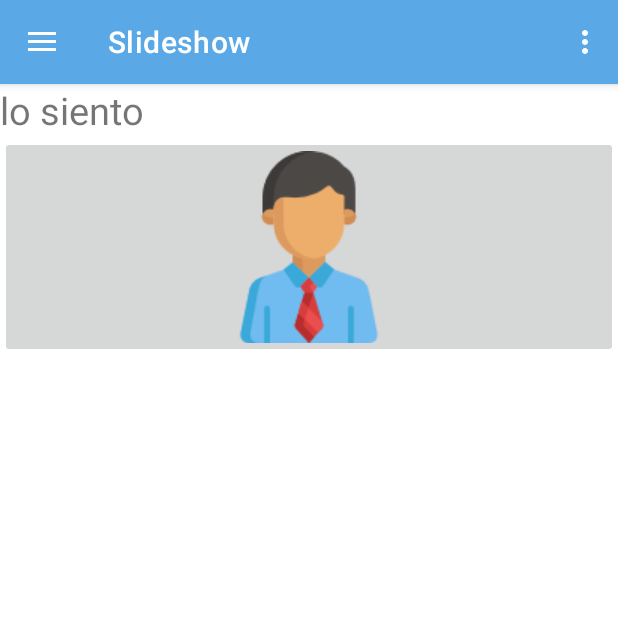
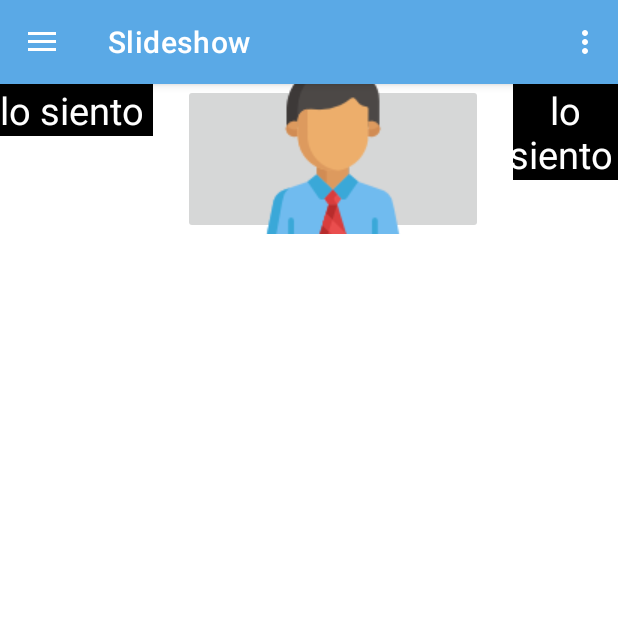
Before and after one commit to Abdiel-RB/Administradordereportes, an Android app built with Jetpack Compose: the screen it shows after launch (MainActivity), in the side drawer, after a tap on "Slideshow", on a phone screen of 412 x 824 dp, the top half of it. Run offline under Robolectric (Android 15) with nearby library versions, the phone set to English and light mode, and no system bars; our stand-ins replace CircleImageView, Firebase (no records; nobody signed in at launch, a user with empty details on screens opened directly), Picasso, navigation-ui; libraries missing offline, so code that uses them is left out: com.firebase.ui; pictures from the network do not load; 2 statements that could not run were skipped.

Commit message:
mis cambios

```diff
--- a/app/src/main/java/com/abdiel/administradordereportes/MainActivityReportesEstudiantes.kt
+++ b/app/src/main/java/com/abdiel/administradordereportes/MainActivityReportesEstudiantes.kt
@@ -43,7 +43,7 @@ class MainActivityReportesEstudiantes : AppCompatActivity() {
         uid = b.getString("uid").toString()
         foto = b.getString("fotoEstudiante").toString()
         nombre = b.getString("nombre").toString()
-        println("HOLA: " + uid)
+
 
         firebaseDatabase = FirebaseDatabase.getInstance()
         databaseReferenceEstudiantes = firebaseDatabase.getReference("Estudiantes").child(uid.toString()).child("MisReportes")
--- a/app/src/main/java/com/abdiel/administradordereportes/ui/home/HomeFragment.kt
+++ b/app/src/main/java/com/abdiel/administradordereportes/ui/home/HomeFragment.kt
@@ -208,7 +208,7 @@ class HomeFragment : Fragment() {
             }
 
             override fun onCancelled(error: DatabaseError) {
-                TODO("Not yet implemented")
+                showToast("error de firebase: $error")
             }
         })
     }
--- a/app/src/main/res/layout/fragment_slideshow.xml
+++ b/app/src/main/res/layout/fragment_slideshow.xml
@@ -7,17 +7,56 @@
     android:orientation="vertical"
     tools:context=".ui.slideshow.SlideshowFragment">
 
+    <LinearLayout
+        android:layout_width="match_parent"
+        android:layout_height="wrap_content"
+        android:orientation="horizontal">
 
         <TextView
             android:id="@+id/texto"
             android:layout_width="wrap_content"
             android:layout_height="wrap_content"
             android:textSize="25dp"
+            android:gravity="center"
+            android:background="@color/black"
+            android:textColor="@color/white"
             android:text="lo siento "/>
 
         <ImageButton
             android:id="@+id/imageButton"
-        android:layout_width="match_parent"
+            android:layout_width="200dp"
+            android:layout_height="100dp"
+            android:layout_marginLeft="20dp"
+            android:layout_marginRight="20dp"
+            android:src="@drawable/administrador" />
+        <TextView
+            android:id="@+id/texto"
+            android:layout_width="wrap_content"
             android:layout_height="wrap_content"
-        android:src="@drawable/administrador" />
+            android:textSize="25dp"
+            android:gravity="center"
+            android:background="@color/black"
+            android:textColor="@color/white"
+            android:text="lo siento "/>
+        <TextView
+            android:id="@+id/texto"
+            android:layout_width="wrap_content"
+            android:layout_height="wrap_content"
+            android:textSize="25dp"
+            android:gravity="center"
+            android:background="@color/black"
+            android:textColor="@color/white"
+            android:text="lo siento "/>
+        <TextView
+            android:id="@+id/texto"
+            android:layout_width="wrap_content"
+            android:layout_height="wrap_content"
+            android:textSize="25dp"
+            android:gravity="center"
+            android:background="@color/black"
+            android:textColor="@color/white"
+            android:text="lo siento "/>
     </LinearLayout>
+
+
+</LinearLayout>
```
Lines whose indentation alone changed are shown as unchanged.
